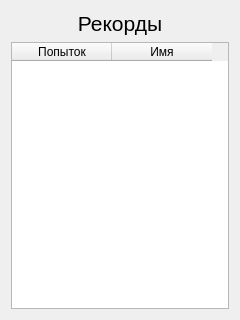
Qt form records.ui (Kirofeed/CowsAndBulls) before a commit.
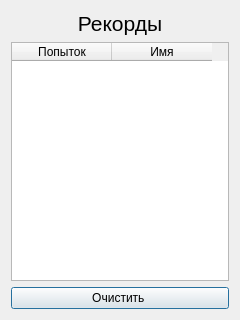
The same form after that commit. Icons and pictures are not drawn.

Diff of the .ui file:
```diff
--- a/records.ui
+++ b/records.ui
@@ -43,6 +43,13 @@
      </column>
     </widget>
    </item>
+   <item>
+    <widget class="QPushButton" name="pushButton">
+     <property name="text">
+      <string>Очистить </string>
+     </property>
+    </widget>
+   </item>
   </layout>
  </widget>
  <resources/>
```
Left out of the diff: 8 changed lines with no effect on the pictures.
